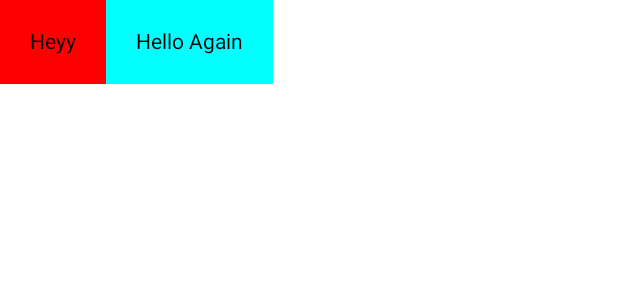
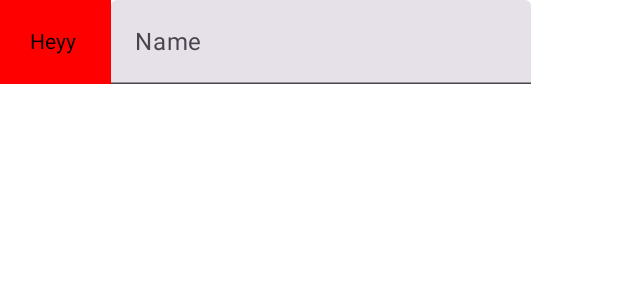
Before and after one commit to avd1729/CoffeeMasters, an Android app built with Jetpack Compose: the @Preview function FirstComposable, on a phone screen of 412 x 824 dp. Shown: the top 300 px of the screen. Run offline under Robolectric (Android 15) with nearby library versions, the phone set to English and light mode, and no system bars.

Commit message:
Working with states

```diff
--- a/app/src/main/java/com/example/coffeemasters/MainActivity.kt
+++ b/app/src/main/java/com/example/coffeemasters/MainActivity.kt
@@ -9,7 +9,10 @@ import androidx.compose.foundation.layout.Column
 import androidx.compose.foundation.layout.Row
 import androidx.compose.foundation.layout.padding
 import androidx.compose.material3.Text
+import androidx.compose.material3.TextField
 import androidx.compose.runtime.Composable
+import androidx.compose.runtime.mutableStateOf
+import androidx.compose.runtime.remember
 import androidx.compose.ui.Modifier
 import androidx.compose.ui.graphics.Color
 import androidx.compose.ui.tooling.preview.Preview
@@ -31,29 +34,21 @@ class MainActivity : ComponentActivity() {
 @Preview(showBackground = true)
 @Composable
 fun FirstComposable() {
-//    Column(){
-//        Text(text = "Hello Again",
-//            modifier = Modifier
-//                .background(Color.Cyan)
-//                .padding(20.dp)
-//        )
-//
-//        Text(text = "Heyy",
-//            modifier = Modifier
-//                .background(Color.Red)
-//                .padding(20.dp))
-//    }
-
+    var name = remember {
+        mutableStateOf("")
+    }
     Row(){
-        Text(text = "Heyy",
+        Text(text = "Heyy ${name.value}",
             modifier = Modifier
                 .background(Color.Red)
                 .padding(20.dp))
 
-        Text(text = "Hello Again",
-            modifier = Modifier
-                .background(Color.Cyan)
-                .padding(20.dp)
+        TextField(
+            value = name.value,
+            onValueChange = {
+                name.value = it
+            },
+            label = { Text("Name")}
         )
     }
 }
```
